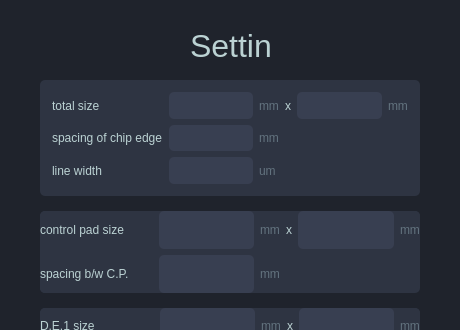
Before: the Qt Designer form chip_setting.ui in pandix73/qtgraphics, drawn with Qt 5; both pictures show x 0 to 460 and y 0 to 330 of the 460 by 500 pixel window.
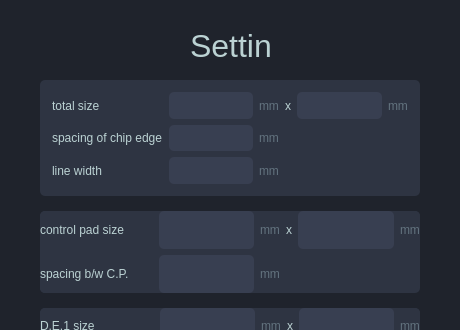
After: the same form once the commit is applied.

Commit message: 2019.01.22 1. delete : line border 2. delete : control pad button 3. update : view size (fit to chip size 76x52) 4. update : line style (no more error btw unitmode and linemode)

What changed in the file:
```diff
--- a/chip_setting.ui
+++ b/chip_setting.ui
@@ -490,7 +490,7 @@
 </string>
       </property>
       <property name="text">
-       <string>um</string>
+       <string>mm</string>
       </property>
      </widget>
     </item>
```
The commit also changes 5 other files.
